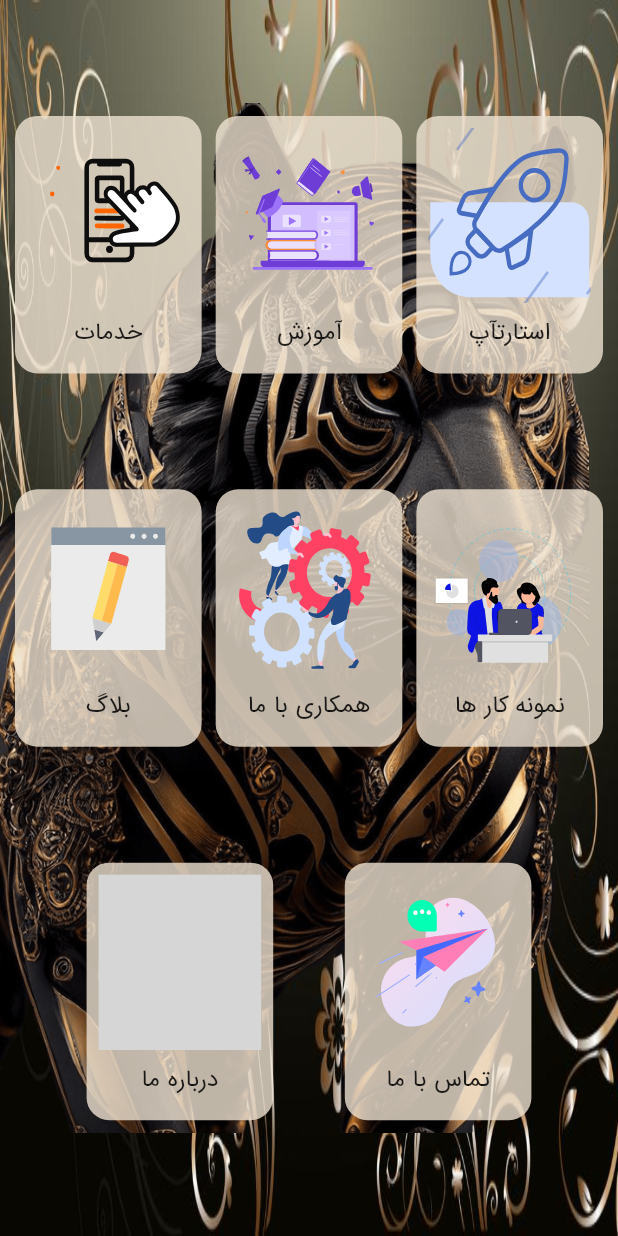
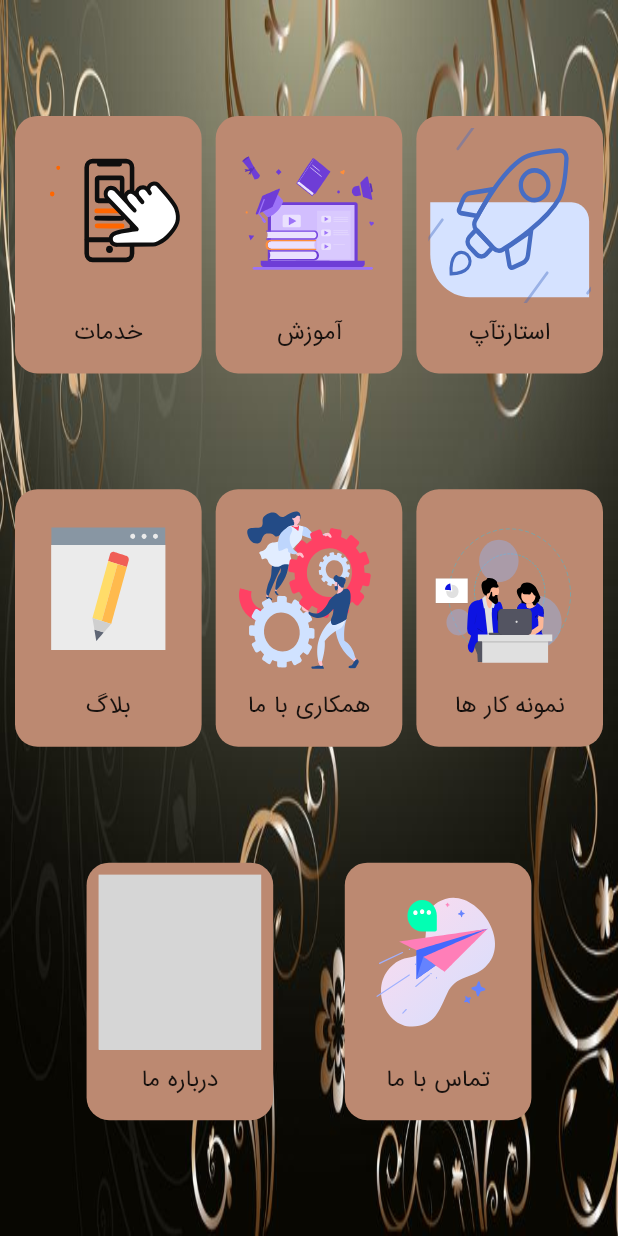
Before and after one commit to SajadRahimi1/rayanik, a Flutter app: the screen it shows after launch, on a phone screen of 412 x 824 dp. Run offline on Flutter 3.47's test engine with Material 2 defaults, Android fonts, the phone set to English and light mode, and no system bars; our stand-ins replace flutter_svg, get, lottie; grey boxes are pictures that could not be loaded.

Commit message:
startup form screen UI done

```diff
--- a/lib/core/constants/colors.dart
+++ b/lib/core/constants/colors.dart
@@ -1,4 +1,4 @@
 import 'package:flutter/painting.dart';
 
-const Color goldColor = Color(0xffEEE2D1);
+const Color goldColor = Color(0xffbc8971);
 const Color darkGoldColor = Color(0xff776555);
--- a/lib/core/widgets/home_widget.dart
+++ b/lib/core/widgets/home_widget.dart
@@ -24,7 +24,7 @@ class HomeWidget extends StatelessWidget {
         decoration: BoxDecoration(
             borderRadius: BorderRadius.circular(15),
             // color: const Color(0xfff5f5f5)
-            color: goldColor.withOpacity(0.8)),
+            color: goldColor),
         child: Column(
           children: [
             Expanded(
--- a/lib/screens/home/home_screen.dart
+++ b/lib/screens/home/home_screen.dart
@@ -5,6 +5,7 @@ import 'package:rayanik/core/widgets/home_widget.dart';
 import 'package:rayanik/screens/collabration/collabration_form_screen.dart';
 import 'package:rayanik/screens/learning/learning_menu_screen.dart';
 import 'package:rayanik/screens/services/services_menu_screen.dart';
+import 'package:rayanik/screens/startup/startup_form_screen.dart';
 
 class HomeScreen extends StatelessWidget {
   const HomeScreen({Key? key}) : super(key: key);
@@ -22,17 +23,17 @@ class HomeScreen extends StatelessWidget {
                 fit: BoxFit.fill,
               ),
             ),
-            Align(
-              alignment: Alignment.centerLeft,
-              child: SizedBox(
-                width: Get.width / 1.05,
-                height: Get.height / 1.2,
-                child: Image.asset(
-                  "assets/pictures/images/back.png",
-                  fit: BoxFit.fill,
-                ),
-              ),
-            ),
+            // Align(
+            //   alignment: Alignment.centerLeft,
+            //   child: SizedBox(
+            //     width: Get.width / 1.05,
+            //     height: Get.height / 1.2,
+            //     child: Image.asset(
+            //       "assets/pictures/images/back.png",
+            //       fit: BoxFit.fill,
+            //     ),
+            //   ),
+            // ),
             SizedBox.expand(
               child: Padding(
                 padding: const EdgeInsets.symmetric(
@@ -42,7 +43,7 @@ class HomeScreen extends StatelessWidget {
                   mainAxisAlignment: MainAxisAlignment.spaceEvenly,
                   crossAxisAlignment: CrossAxisAlignment.center,
                   children: [
-                    Spacer(),
+                    const Spacer(),
                     // Container(
                     //   width: Get.width,
                     //   height: Get.height / 3.5,
@@ -59,22 +60,26 @@ class HomeScreen extends StatelessWidget {
                     Row(
                         mainAxisAlignment: MainAxisAlignment.spaceBetween,
                         children: [
-                          const HomeWidget(
+                          HomeWidget(
                             title: "استارتآپ",
                             // height: Get.height / 10,
                             lottiesAsset: "assets/pictures/icons/rocket.json",
+                            onTap: () => Get.to(
+                              () => const StartupFormScreen(),
+                            ),
                           ),
                           HomeWidget(
                             onTap: () => Get.to(
-                                () => const LearningMenuScreen(),
-                                transition: Transition.leftToRight),
+                              () => const LearningMenuScreen(),
+                            ),
                             title: "آموزش",
                             // height: Get.height / 10,
                             lottiesAsset: "assets/pictures/icons/learning.json",
                           ),
                           HomeWidget(
-                            onTap: () => Get.to(() => const ServiceMenuScreen(),
-                                transition: Transition.leftToRight),
+                            onTap: () => Get.to(
+                              () => const ServiceMenuScreen(),
+                            ),
                             title: "خدمات",
                             lottiesAsset: "assets/pictures/icons/service.json",
                           ),
@@ -92,8 +97,8 @@ class HomeScreen extends StatelessWidget {
                           ),
                           HomeWidget(
                             onTap: () => Get.to(
-                                () => const CollabrationFormScreen(),
-                                transition: Transition.leftToRight),
+                              () => const CollabrationFormScreen(),
+                            ),
                             title: "همکاری با ما",
                             // height: Get.height / 10,
                             lottiesAsset:
@@ -116,8 +121,8 @@ class HomeScreen extends StatelessWidget {
                           ),
                           HomeWidget(
                             onTap: () => Get.to(
-                                () => const CollabrationFormScreen(),
-                                transition: Transition.leftToRight),
+                              () => const CollabrationFormScreen(),
+                            ),
                             title: "درباره ما",
                             // height: Get.height / 10,
                             lottiesAsset: "assets/pictures/icons/aboutus.json",
```
Also changed, not shown: lib/screens/startup/startup_form_screen.dart (added, +98 -0 lines).
